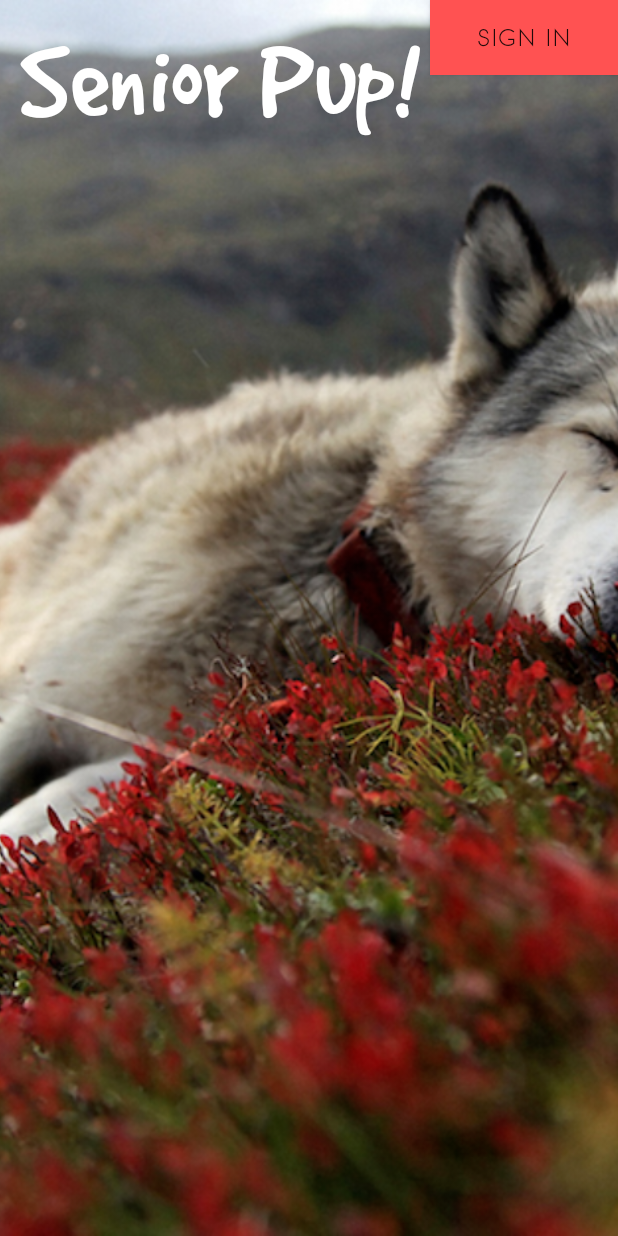
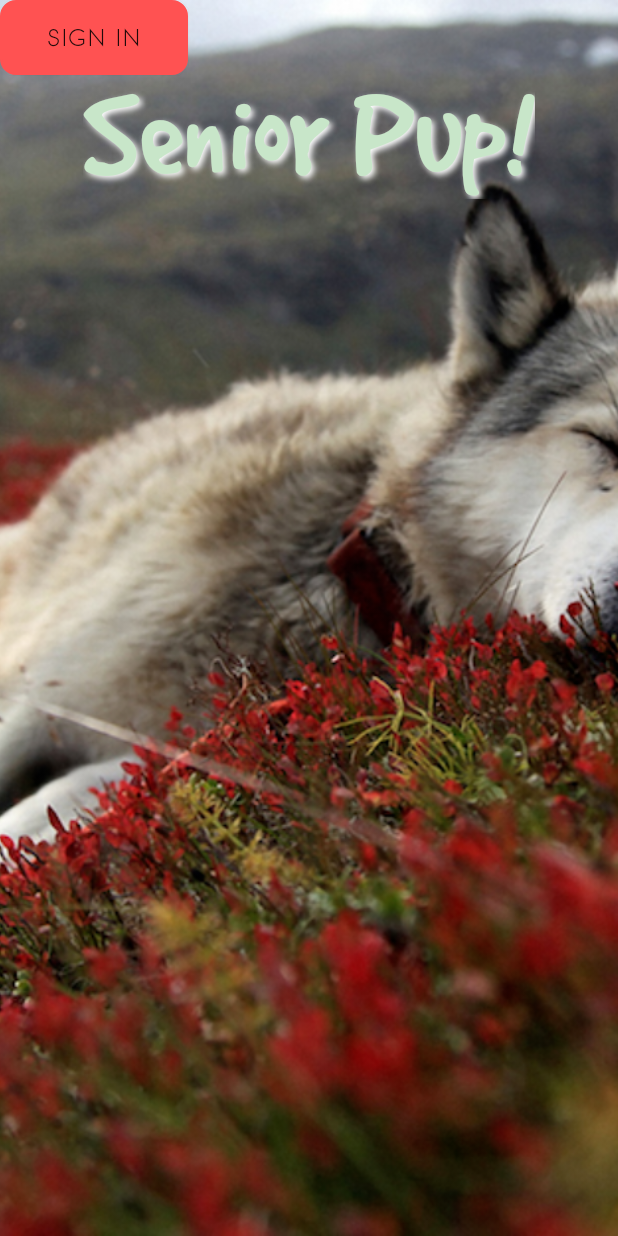
Before and after one commit to ElysiaAvery/SeniorDogsFinder, an Android app: the screen it shows after launch (MainActivity), on a phone screen of 412 x 824 dp. Run offline under Robolectric (Android 15) with nearby library versions, the phone set to English and light mode, and no system bars; our stand-ins replace ButterKnife, Firebase (no records; nobody signed in at launch, a user with empty details on screens opened directly).

Commit message:
add styling

```diff
--- /dev/null
+++ b/app/src/main/res/drawable/mybutton.xml
@@ -0,0 +1,24 @@
+<?xml version="1.0" encoding="utf-8"?>
+<selector xmlns:android="http://schemas.android.com/apk/res/android" >
+    <item android:state_pressed="true" >
+        <shape android:shape="rectangle"  >
+            <corners android:radius="10dip" />
+            <stroke android:width="3dip" android:color="@color/colorAccent" />
+            <gradient android:angle="-90" android:startColor="@color/colorAccent" android:endColor="@color/colorAccent"  />
+        </shape>
+    </item>
+    <item android:state_focused="true">
+        <shape android:shape="rectangle"  >
+            <corners android:radius="10dip" />
+            <stroke android:width="1dip" android:color="@color/colorAccent" />
+            <solid android:color="@color/colorAccent"/>
+        </shape>
+    </item>
+    <item >
+        <shape android:shape="rectangle"  >
+            <corners android:radius="10dip" />
+            <stroke android:width="1dip" android:color="@color/colorAccent" />
+            <gradient android:angle="-90" android:startColor="@color/colorAccent" android:endColor="@color/colorAccent" />
+        </shape>
+    </item>
+</selector>
--- a/app/src/main/res/layout/activity_main.xml
+++ b/app/src/main/res/layout/activity_main.xml
@@ -17,8 +17,8 @@
         android:text="Sign In"
         android:textStyle="bold"
         android:textSize="15dp"
-        android:background="@color/colorAccent"
-        android:layout_alignParentRight="true"/>
+        android:background="@drawable/mybutton"
+        android:layout_alignParentLeft="true"/>
     <Button
         android:layout_width="125dp"
         android:layout_height="50dp"
@@ -26,19 +26,23 @@
         android:text="Sign Out"
         android:textStyle="bold"
         android:textSize="15dp"
-        android:background="@color/colorAccent"
-        android:layout_alignParentRight="true"/>
+    android:background="@drawable/mybutton"
+        android:layout_alignParentLeft="true"/>
 
     <TextView
         android:layout_width="wrap_content"
         android:layout_height="wrap_content"
-        android:textSize="75dp"
+        android:textSize="85dp"
         android:text="Senior Pup!"
         android:id="@+id/header"
-        android:textColor="#fff"
+        android:textColor="@color/colorPrimaryLight"
         android:layout_alignParentTop="true"
         android:layout_centerHorizontal="true"
-        android:layout_marginTop="15dp"
-        android:layout_alignParentLeft="true"
-        android:layout_marginLeft="13dp"/>
+        android:layout_marginTop="45dp"
+        android:layout_marginLeft="13dp"
+        android:shadowColor="#fff"
+        android:shadowDx="3"
+        android:shadowDy="3"
+        android:shadowRadius="5"
+        android:gravity="center"/>
 </RelativeLayout>
```
